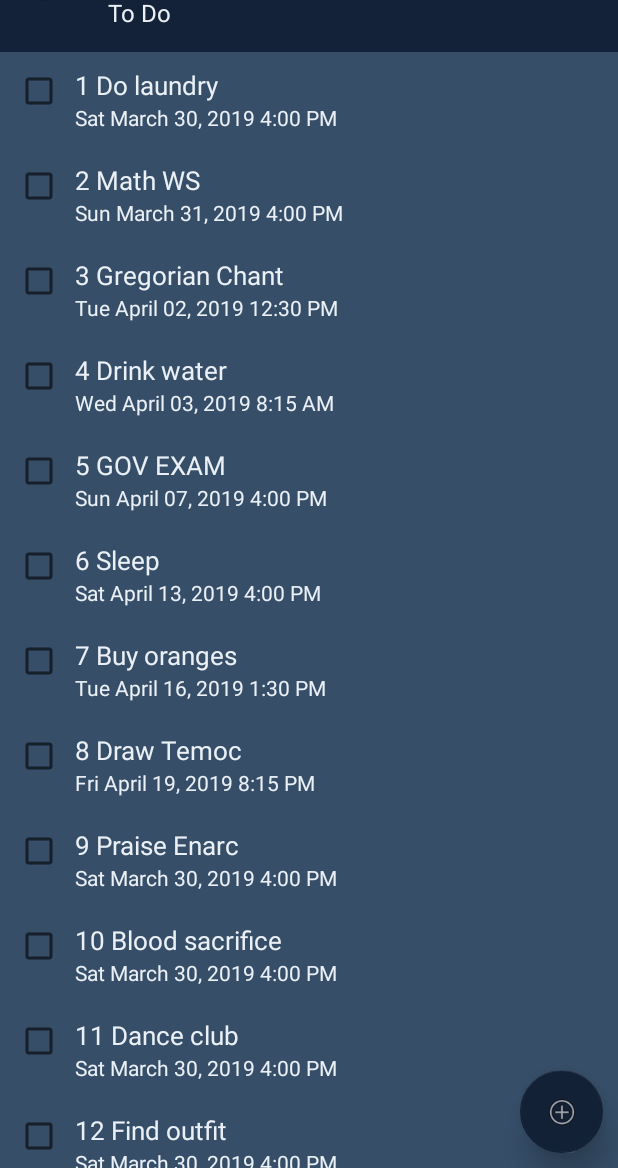
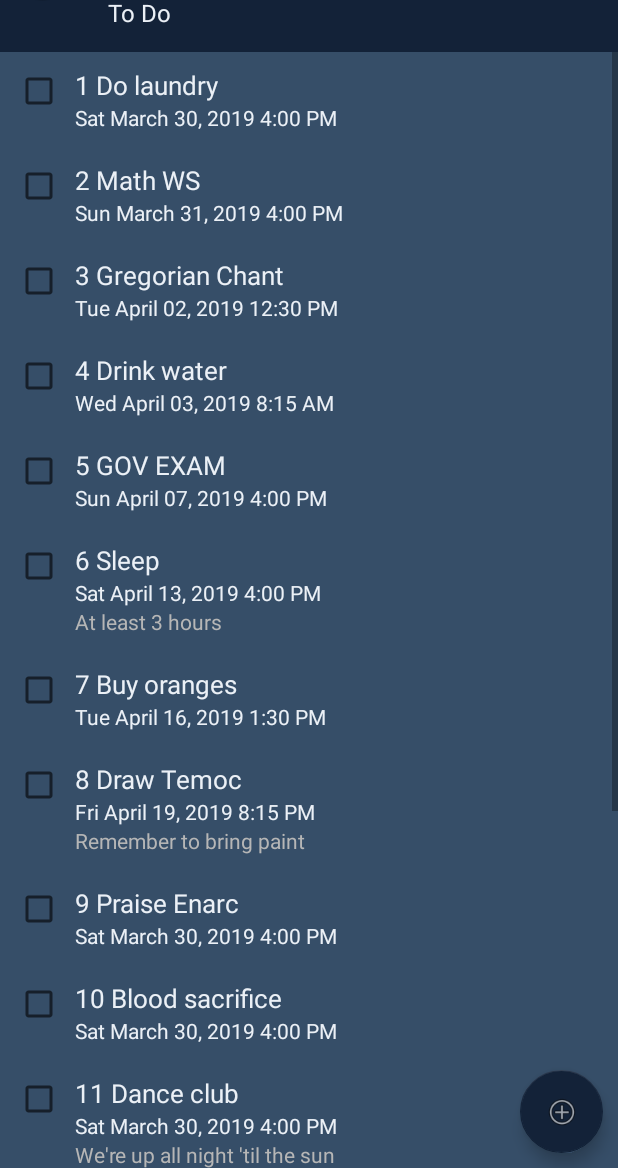
Before and after one commit to acm-projects/beststudent, an Android app: the ToDoActivity screen opened directly, with no data from a screen before it, on a phone screen of 412 x 824 dp, the part 68-1236 px from its top. Run offline under Robolectric (Android 15) with nearby library versions, the phone set to English and light mode, and no system bars.

Commit message:
Working on add button; takes task's name, date, and notes; need to find where to store info and create a Task object with input

```diff
--- a/app/src/main/java/com/example/myapplication/MyAdapter.java
+++ b/app/src/main/java/com/example/myapplication/MyAdapter.java
@@ -60,6 +60,13 @@ public class MyAdapter extends RecyclerView.Adapter<MyAdapter.MyViewHolder> {
 
         SimpleDateFormat format1 = new SimpleDateFormat("EEE MMMM dd, yyyy h:mm a", Locale.US);
         holder.date.setText(format1.format(taskList.get(position).getDueDate().getTime()));
+
+        String notes = taskList.get(position).getNotes();
+        if (notes.isEmpty()){
+            holder.note.setVisibility(View.GONE);
+        } else {
+            holder.note.setText(taskList.get(position).getNotes());
+        }
     }
 
     // Return the size of your dataset (invoked by the layout manager)
@@ -76,12 +83,14 @@ public class MyAdapter extends RecyclerView.Adapter<MyAdapter.MyViewHolder> {
         // each data item is just a string in this case
         public TextView taskName;
         public TextView date;
+        public TextView note;
         public LinearLayout parentLayout;
 
         public MyViewHolder(View v) {
             super(v);
             taskName = itemView.findViewById(R.id.task_name);
             date = itemView.findViewById(R.id.due_date);
+            note = itemView.findViewById(R.id.notes);
             parentLayout = itemView.findViewById(R.id.parent_layout);
         }
     }
--- a/app/src/main/java/com/example/myapplication/Task.java
+++ b/app/src/main/java/com/example/myapplication/Task.java
@@ -5,10 +5,18 @@ import java.util.Calendar;
 public class Task {
     private String taskName;
     private Calendar dueDate;
+    private String notes;
 
     public Task(String name, Calendar date){
         taskName = name;
         dueDate = date;
+        notes = "";
+    }
+
+    public Task(String name, Calendar date, String note){
+        taskName = name;
+        dueDate = date;
+        notes = note;
     }
 
     public void setTaskName(String name){
@@ -19,6 +27,10 @@ public class Task {
         dueDate = date;
     }
 
+    public void setNotes(String note){
+        notes = note;
+    }
+
     public String getTaskName(){
         return taskName;
     }
@@ -26,4 +38,8 @@ public class Task {
     public Calendar getDueDate(){
         return dueDate;
     }
+
+    public String getNotes(){
+        return notes;
+    }
 }
--- a/app/src/main/java/com/example/myapplication/ToDoActivity.java
+++ b/app/src/main/java/com/example/myapplication/ToDoActivity.java
@@ -1,4 +1,5 @@
 package com.example.myapplication;
+import android.content.Intent;
 import android.graphics.Color;
 import android.os.Bundle;
 import android.support.design.widget.FloatingActionButton;
@@ -7,6 +8,7 @@ import android.support.v7.widget.LinearLayoutManager;
 import android.support.v7.widget.RecyclerView;
 import android.support.v7.widget.Toolbar;
 import android.util.Log;
+import android.view.View;
 
 import java.util.ArrayList;
 import java.util.Calendar;
@@ -27,6 +29,7 @@ public class ToDoActivity extends AppCompatActivity {
 
         Toolbar myToolbar = findViewById(R.id.my_toolbar);
         setSupportActionBar(myToolbar);
+        myToolbar.setSubtitle(R.string.to_do);
 
         Log.d(TAG,"onCreate: started.");
         initTasks();
@@ -44,9 +47,12 @@ public class ToDoActivity extends AppCompatActivity {
         recyclerView.setLayoutManager(new LinearLayoutManager(this));
 
         FloatingActionButton button = findViewById(R.id.addButton);
-        button.setFocusable(true);
-        button.setFocusableInTouchMode(true);
-        button.requestFocus();
+        button.setOnClickListener(new View.OnClickListener(){
+            public void onClick(View v){
+                startActivity(new Intent(ToDoActivity.this, AddActivity.class));
+            }
+        });
+
     }
 
     private void initTasks(){
@@ -61,14 +67,17 @@ public class ToDoActivity extends AppCompatActivity {
         Calendar cal5 = new GregorianCalendar(2019, Calendar.APRIL, 7, 16, 0);
         myDataset.add(new Task("5 GOV EXAM", cal5));
         Calendar cal6 = new GregorianCalendar(2019, Calendar.APRIL, 13, 16, 0);
-        myDataset.add(new Task("6 Sleep", cal6));
+        myDataset.add(new Task("6 Sleep", cal6, "At least 3 hours"));
         Calendar cal7 = new GregorianCalendar(2019, Calendar.APRIL, 16, 13, 30);
         myDataset.add(new Task("7 Buy oranges", cal7));
         Calendar cal8 = new GregorianCalendar(2019, Calendar.APRIL, 19, 20, 15);
-        myDataset.add(new Task("8 Draw Temoc", cal8));
+        myDataset.add(new Task("8 Draw Temoc", cal8, "Remember to bring paint"));
         myDataset.add(new Task("9 Praise Enarc", cal1));
         myDataset.add(new Task("10 Blood sacrifice", cal1));
-        myDataset.add(new Task("11 Dance club", cal1));
+        myDataset.add(new Task("11 Dance club", cal1, "We're up all night 'til the sun\n" +
+                "We're up all night to get some\n" +
+                "We're up all night for good fun\n" +
+                "We're up all night to get lucky"));
         myDataset.add(new Task("12 Find outfit", cal1));
         myDataset.add(new Task("13 ACM Dance Party", cal1));
         myDataset.add(new Task("14 ???", cal1));
--- a/app/src/main/res/layout/layout_listitem.xml
+++ b/app/src/main/res/layout/layout_listitem.xml
@@ -37,5 +37,12 @@
             android:textColor="@color/colorTextGrey"
             android:text="@string/sample_date_text" />
 
+        <TextView
+            android:id="@+id/notes"
+            android:layout_width="match_parent"
+            android:layout_height="wrap_content"
+            android:text="@string/notes_go_here"
+            android:textColor="@color/colorTextDarkerGrey" />
+
     </LinearLayout>
 </LinearLayout>
--- a/app/src/main/res/layout/todo.xml
+++ b/app/src/main/res/layout/todo.xml
@@ -6,18 +6,7 @@
     android:layout_width="match_parent"
     android:layout_height="match_parent">
 
-    <android.support.v7.widget.Toolbar
-        android:id="@+id/my_toolbar"
-        android:layout_width="match_parent"
-        android:layout_height="wrap_content"
-        android:background="@color/colorPrimaryDark"
-        app:titleTextColor="@color/colorTextGrey"
-        app:subtitle="@string/to_do"
-        app:subtitleTextColor="@color/colorTextGrey"
-        android:minHeight="80dp"
-        android:theme="?attr/actionBarTheme"
-        app:navigationIcon="@android:drawable/arrow_down_float"
-        app:layout_constraintTop_toTopOf="parent" />
+    <include layout="@layout/toolbar" />
 
     <android.support.v7.widget.RecyclerView
         android:id="@+id/ToDoList"
@@ -31,10 +20,9 @@
         app:layout_constraintEnd_toEndOf="parent"
         app:layout_constraintHorizontal_bias="0.0"
         app:layout_constraintStart_toStartOf="parent"
-        app:layout_constraintTop_toTopOf="@+id/my_toolbar"
+        app:layout_constraintTop_toTopOf="parent"
         app:layout_constraintVertical_bias="0.0"
-        tools:listitem="@android:layout/test_list_item">
-
+        tools:listitem="@android:layout/test_list_item" >
     </android.support.v7.widget.RecyclerView>
 
     <android.support.design.widget.FloatingActionButton
--- /dev/null
+++ b/app/src/main/res/layout/toolbar.xml
@@ -0,0 +1,20 @@
+<?xml version="1.0" encoding="utf-8"?>
+<LinearLayout
+    xmlns:android="http://schemas.android.com/apk/res/android"
+    xmlns:app="http://schemas.android.com/apk/res-auto"
+    android:layout_width="match_parent"
+    android:layout_height="wrap_content"
+    android:orientation="vertical">
+
+    <android.support.v7.widget.Toolbar
+        android:id="@+id/my_toolbar"
+        app:layout_constraintTop_toTopOf="parent"
+        app:navigationIcon="@android:drawable/arrow_down_float"
+        app:subtitleTextColor="@color/colorTextGrey"
+        app:titleTextColor="@color/colorTextGrey"
+        android:layout_width="match_parent"
+        android:layout_height="wrap_content"
+        android:background="@color/colorPrimaryDark"
+        android:minHeight="80dp"
+        android:theme="?attr/actionBarTheme" />
+</LinearLayout>
--- a/app/src/main/res/values/colors.xml
+++ b/app/src/main/res/values/colors.xml
@@ -4,4 +4,5 @@
     <color name="colorPrimaryDark">#132238</color>
     <color name="colorAccent">#364E68</color>
     <color name="colorTextGrey">#EBF0F6</color>
+    <color name="colorTextDarkerGrey">#B6B6B6</color>
 </resources>
```
Also changed, not shown: app/src/main/AndroidManifest.xml (+7 -2 lines), app/src/main/java/com/example/myapplication/AddActivity.java (added, +34 -0 lines), app/src/main/res/layout/activity_add.xml (added, +103 -0 lines), app/src/main/res/values/strings.xml (+8 -1 lines).
